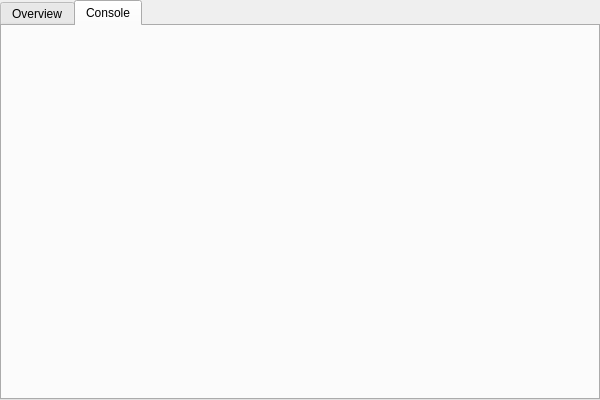
The window that src/gui/ui/ServerWidget.ui (Glyca/RunicOrbs) describes before a commit, drawn with Qt 5.
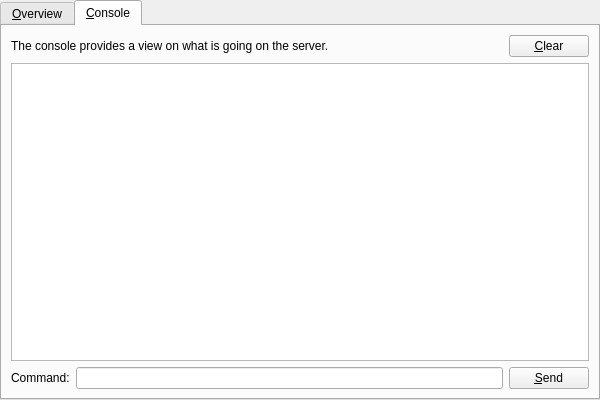
The same window after the commit. The open tabs and pages were chosen to show the change.

Commit message: Added a console in the server widget, which displays server log. Renamed Craftux in The Runic Orbs in this widget. Starting the server makes the console appear.

```diff
--- a/src/gui/ui/ServerWidget.ui
+++ b/src/gui/ui/ServerWidget.ui
@@ -13,7 +13,7 @@
   </property>
   <widget class="QWidget" name="overviewTab">
    <attribute name="title">
-    <string>Overview</string>
+    <string>&amp;Overview</string>
    </attribute>
    <layout class="QVBoxLayout" name="verticalLayout">
     <item>
@@ -48,8 +48,72 @@
   </widget>
   <widget class="QWidget" name="consoleTab">
    <attribute name="title">
-    <string>Console</string>
+    <string>&amp;Console</string>
    </attribute>
+   <layout class="QVBoxLayout" name="verticalLayout_2">
+    <item>
+     <layout class="QHBoxLayout" name="consoleTopHorizontalLayout">
+      <item>
+       <widget class="QLabel" name="consoleDescriptionLabel">
+        <property name="text">
+         <string>The console provides a view on what is going on the server.</string>
+        </property>
+       </widget>
+      </item>
+      <item>
+       <spacer name="horizontalSpacer">
+        <property name="orientation">
+         <enum>Qt::Horizontal</enum>
+        </property>
+        <property name="sizeHint" stdset="0">
+         <size>
+          <width>40</width>
+          <height>20</height>
+         </size>
+        </property>
+       </spacer>
+      </item>
+      <item>
+       <widget class="QPushButton" name="consoleClearButton">
+        <property name="text">
+         <string>&amp;Clear</string>
+        </property>
+       </widget>
+      </item>
+     </layout>
+    </item>
+    <item>
+     <widget class="QTextBrowser" name="consoleTextBrowser">
+      <property name="acceptRichText">
+       <bool>false</bool>
+      </property>
+      <property name="textInteractionFlags">
+       <set>Qt::LinksAccessibleByKeyboard|Qt::LinksAccessibleByMouse|Qt::TextBrowserInteraction|Qt::TextSelectableByKeyboard|Qt::TextSelectableByMouse</set>
+      </property>
+     </widget>
+    </item>
+    <item>
+     <layout class="QHBoxLayout" name="consoleTabHorizontalLayout">
+      <item>
+       <widget class="QLabel" name="commandLabel">
+        <property name="text">
+         <string>Command:</string>
+        </property>
+       </widget>
+      </item>
+      <item>
+       <widget class="QLineEdit" name="commandLineEdit"/>
+      </item>
+      <item>
+       <widget class="QPushButton" name="sendButton">
+        <property name="text">
+         <string>&amp;Send</string>
+        </property>
+       </widget>
+      </item>
+     </layout>
+    </item>
+   </layout>
   </widget>
  </widget>
  <resources/>
```
Left out of the diff: 5 changed lines with no effect on the pictures. The commit also changes 6 other files.
